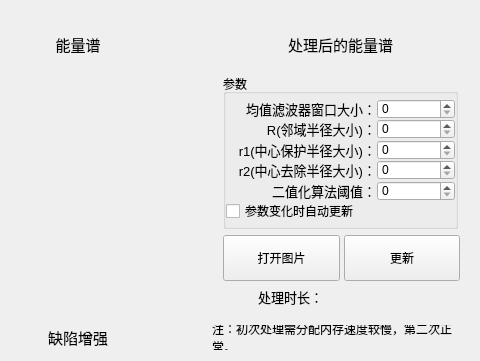
Before: the Qt Designer form mainwindow.ui in WangHongshuo/TFT-LCD_defects_detecter-Qt-opencv, drawn with Qt 5; both pictures show x 324 to 804 and y 241 to 602 of the 804 by 602 pixel window.
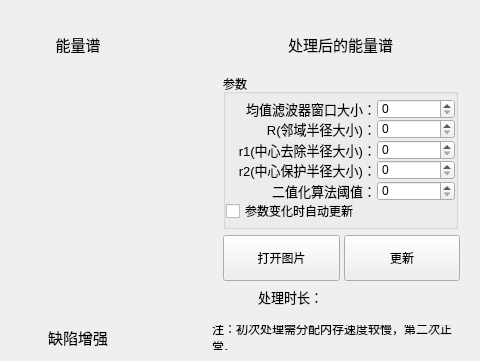
After: the same form once the commit is applied. Custom widgets are drawn as their Qt base class.

Diff of the .ui file:
```diff
--- a/mainwindow.ui
+++ b/mainwindow.ui
@@ -644,7 +644,7 @@
                </font>
               </property>
               <property name="text">
-               <string>r1(中心保护半径大小)：</string>
+               <string>r1(中心去除半径大小)：</string>
               </property>
               <property name="alignment">
                <set>Qt::AlignRight|Qt::AlignTrailing|Qt::AlignVCenter</set>
@@ -687,7 +687,7 @@
                </font>
               </property>
               <property name="text">
-               <string>r2(中心去除半径大小)：</string>
+               <string>r2(中心保护半径大小)：</string>
               </property>
               <property name="alignment">
                <set>Qt::AlignRight|Qt::AlignTrailing|Qt::AlignVCenter</set>
```
